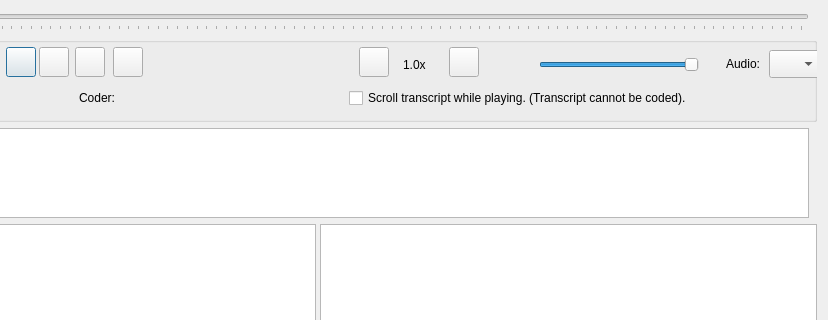
Qt form GUI_UIs/ui_dialog_code_av.ui (ccbogel/QualCoder) before a commit; both pictures show x 192 to 1020 and y 0 to 320 of the 1020 by 641 pixel window.
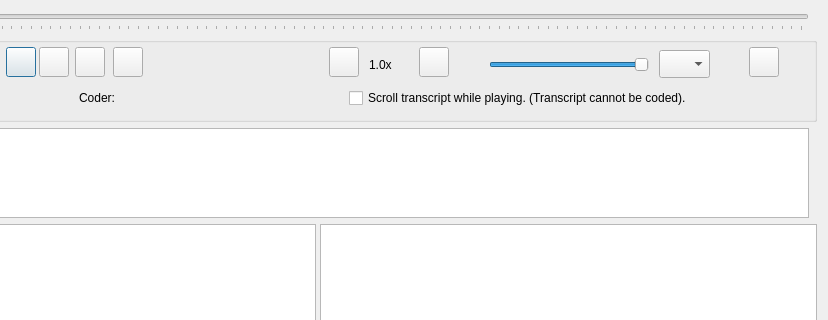
The same form after that commit.

```diff
--- a/GUI_UIs/ui_dialog_code_av.ui
+++ b/GUI_UIs/ui_dialog_code_av.ui
@@ -90,7 +90,7 @@
      <widget class="QSlider" name="horizontalSlider_vol">
       <property name="geometry">
        <rect>
-        <x>720</x>
+        <x>670</x>
         <y>19</y>
         <width>160</width>
         <height>18</height>
@@ -109,7 +109,7 @@
      <widget class="QLabel" name="label_volume">
       <property name="geometry">
        <rect>
-        <x>678</x>
+        <x>640</x>
         <y>14</y>
         <width>24</width>
         <height>24</height>
@@ -128,7 +128,7 @@
      <widget class="QLabel" name="label_time">
       <property name="geometry">
        <rect>
-        <x>390</x>
+        <x>360</x>
         <y>15</y>
         <width>141</width>
         <height>21</height>
@@ -186,29 +186,13 @@
      <widget class="QComboBox" name="comboBox_tracks">
       <property name="geometry">
        <rect>
-        <x>950</x>
+        <x>840</x>
         <y>13</y>
         <width>51</width>
         <height>28</height>
        </rect>
       </property>
      </widget>
-     <widget class="QLabel" name="label">
-      <property name="geometry">
-       <rect>
-        <x>880</x>
-        <y>17</y>
-        <width>61</width>
-        <height>20</height>
-       </rect>
-      </property>
-      <property name="text">
-       <string>Audio:</string>
-      </property>
-      <property name="alignment">
-       <set>Qt::AlignRight|Qt::AlignTrailing|Qt::AlignVCenter</set>
-      </property>
-     </widget>
      <widget class="QCheckBox" name="checkBox_scroll_transcript">
       <property name="geometry">
        <rect>
@@ -225,7 +209,7 @@
      <widget class="QLabel" name="label_rate">
       <property name="geometry">
        <rect>
-        <x>584</x>
+        <x>550</x>
         <y>17</y>
         <width>41</width>
         <height>21</height>
@@ -241,7 +225,7 @@
      <widget class="QLabel" name="label_time_3">
       <property name="geometry">
        <rect>
-        <x>350</x>
+        <x>330</x>
         <y>12</y>
         <width>24</width>
         <height>24</height>
@@ -289,7 +273,7 @@
      <widget class="QPushButton" name="pushButton_rate_down">
       <property name="geometry">
        <rect>
-        <x>540</x>
+        <x>510</x>
         <y>10</y>
         <width>30</width>
         <height>30</height>
@@ -305,7 +289,7 @@
      <widget class="QPushButton" name="pushButton_rate_up">
       <property name="geometry">
        <rect>
-        <x>630</x>
+        <x>600</x>
         <y>10</y>
         <width>30</width>
         <height>30</height>
@@ -334,6 +318,22 @@
        <string/>
       </property>
      </widget>
+     <widget class="QPushButton" name="pushButton_help">
+      <property name="geometry">
+       <rect>
+        <x>930</x>
+        <y>10</y>
+        <width>30</width>
+        <height>30</height>
+       </rect>
+      </property>
+      <property name="toolTip">
+       <string>Help</string>
+      </property>
+      <property name="text">
+       <string/>
+      </property>
+     </widget>
     </widget>
    </item>
    <item row="2" column="0">
```
